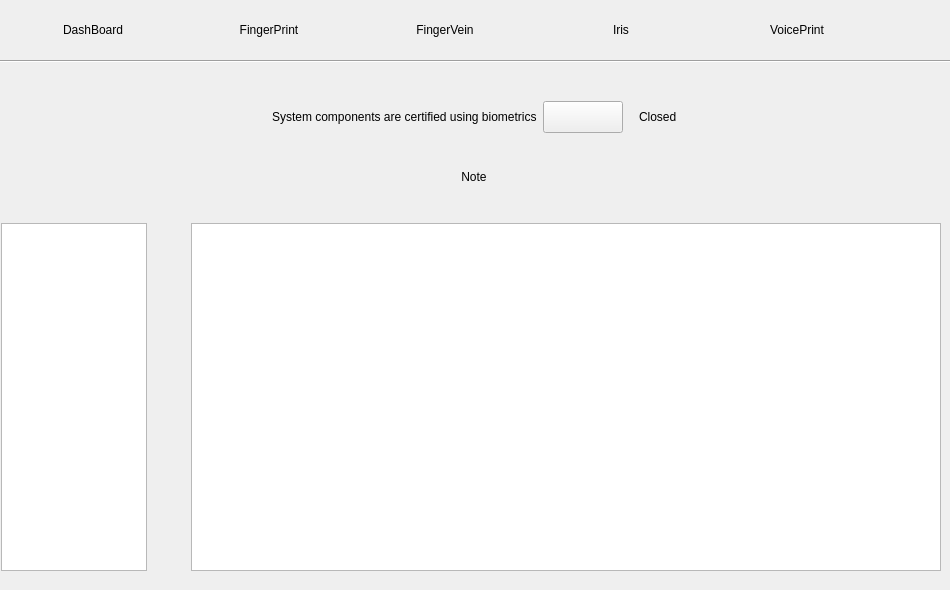
This is src/mainwindow.ui in ukui/ukui-biometric-manager as Qt 5 draws it before an edit. The edited form follows.
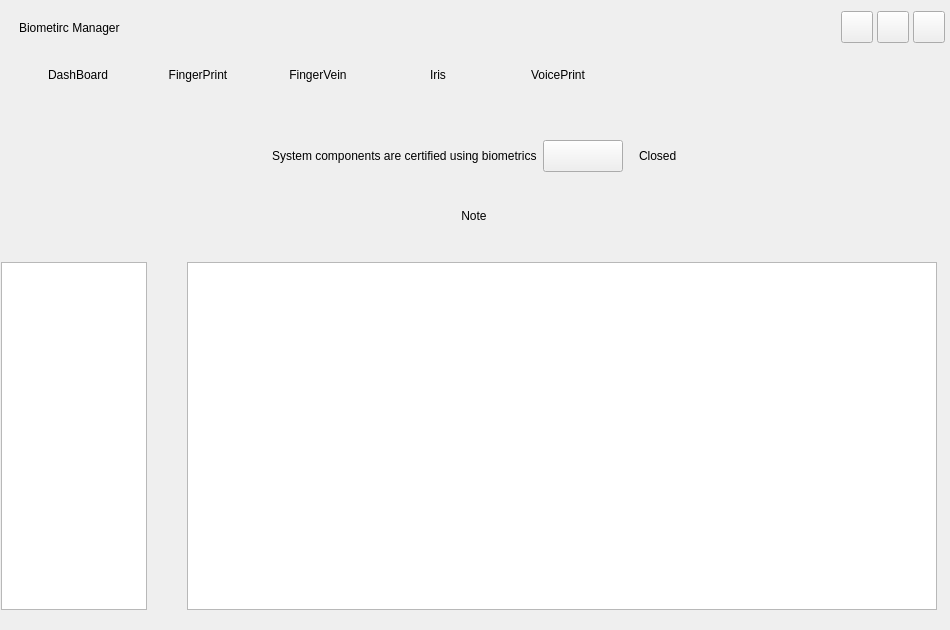
This is the edited form.

Patch:
```diff
--- a/src/mainwindow.ui
+++ b/src/mainwindow.ui
@@ -7,49 +7,179 @@
     <x>0</x>
     <y>0</y>
     <width>950</width>
-    <height>590</height>
+    <height>630</height>
    </rect>
   </property>
   <property name="minimumSize">
    <size>
     <width>950</width>
-    <height>590</height>
+    <height>630</height>
    </size>
   </property>
   <property name="maximumSize">
    <size>
     <width>950</width>
-    <height>590</height>
+    <height>630</height>
    </size>
   </property>
   <property name="windowTitle">
    <string>BiometricManager</string>
   </property>
-  <widget class="QWidget" name="widgetTab" native="true">
+  <widget class="QWidget" name="widgetHeader" native="true">
    <property name="geometry">
     <rect>
      <x>0</x>
      <y>0</y>
      <width>950</width>
-     <height>60</height>
+     <height>50</height>
     </rect>
    </property>
    <property name="styleSheet">
     <string notr="true"/>
    </property>
-   <layout class="QHBoxLayout" name="horizontalLayout_3">
-    <property name="sizeConstraint">
-     <enum>QLayout::SetDefaultConstraint</enum>
+   <layout class="QHBoxLayout" name="horizontalLayout_2">
+    <property name="spacing">
+     <number>4</number>
     </property>
     <property name="leftMargin">
      <number>8</number>
     </property>
+    <property name="topMargin">
+     <number>5</number>
+    </property>
+    <property name="rightMargin">
+     <number>5</number>
+    </property>
+    <item>
+     <widget class="QLabel" name="lblLogo">
+      <property name="text">
+       <string/>
+      </property>
+     </widget>
+    </item>
+    <item>
+     <widget class="QLabel" name="lblTitle">
+      <property name="text">
+       <string>Biometirc Manager</string>
+      </property>
+     </widget>
+    </item>
+    <item>
+     <spacer name="horizontalSpacer">
+      <property name="orientation">
+       <enum>Qt::Horizontal</enum>
+      </property>
+      <property name="sizeHint" stdset="0">
+       <size>
+        <width>40</width>
+        <height>20</height>
+       </size>
+      </property>
+     </spacer>
+    </item>
+    <item>
+     <widget class="QLabel" name="lblAvatar">
+      <property name="text">
+       <string/>
+      </property>
+     </widget>
+    </item>
+    <item>
+     <widget class="QToolButton" name="btnMenu">
+      <property name="minimumSize">
+       <size>
+        <width>32</width>
+        <height>32</height>
+       </size>
+      </property>
+      <property name="maximumSize">
+       <size>
+        <width>32</width>
+        <height>32</height>
+       </size>
+      </property>
+      <property name="styleSheet">
+       <string notr="true"/>
+      </property>
+      <property name="text">
+       <string/>
+      </property>
+     </widget>
+    </item>
+    <item>
+     <widget class="QToolButton" name="btnMin">
+      <property name="minimumSize">
+       <size>
+        <width>32</width>
+        <height>32</height>
+       </size>
+      </property>
+      <property name="maximumSize">
+       <size>
+        <width>32</width>
+        <height>32</height>
+       </size>
+      </property>
+      <property name="styleSheet">
+       <string notr="true"/>
+      </property>
+      <property name="text">
+       <string/>
+      </property>
+     </widget>
+    </item>
+    <item>
+     <widget class="QToolButton" name="btnClose">
+      <property name="minimumSize">
+       <size>
+        <width>32</width>
+        <height>32</height>
+       </size>
+      </property>
+      <property name="maximumSize">
+       <size>
+        <width>32</width>
+        <height>32</height>
+       </size>
+      </property>
+      <property name="styleSheet">
+       <string notr="true"/>
+      </property>
+      <property name="text">
+       <string/>
+      </property>
+     </widget>
+    </item>
+   </layout>
+  </widget>
+  <widget class="QWidget" name="widgetTab" native="true">
+   <property name="geometry">
+    <rect>
+     <x>0</x>
+     <y>50</y>
+     <width>950</width>
+     <height>50</height>
+    </rect>
+   </property>
+   <property name="styleSheet">
+    <string notr="true"/>
+   </property>
+   <layout class="QHBoxLayout" name="horizontalLayout_3">
+    <property name="spacing">
+     <number>20</number>
+    </property>
+    <property name="leftMargin">
+     <number>28</number>
+    </property>
+    <property name="bottomMargin">
+     <number>0</number>
+    </property>
     <item>
      <widget class="QPushButton" name="btnDashBoard">
       <property name="minimumSize">
        <size>
-        <width>170</width>
-        <height>40</height>
+        <width>100</width>
+        <height>42</height>
        </size>
       </property>
       <property name="styleSheet">
@@ -67,8 +197,8 @@
      <widget class="QPushButton" name="btnFingerPrint">
       <property name="minimumSize">
        <size>
-        <width>170</width>
-        <height>40</height>
+        <width>100</width>
+        <height>42</height>
        </size>
       </property>
       <property name="styleSheet">
@@ -86,8 +216,8 @@
      <widget class="QPushButton" name="btnFingerVein">
       <property name="minimumSize">
        <size>
-        <width>170</width>
-        <height>40</height>
+        <width>100</width>
+        <height>42</height>
        </size>
       </property>
       <property name="styleSheet">
@@ -105,8 +235,8 @@
      <widget class="QPushButton" name="btnIris">
       <property name="minimumSize">
        <size>
-        <width>170</width>
-        <height>40</height>
+        <width>100</width>
+        <height>42</height>
        </size>
       </property>
       <property name="styleSheet">
@@ -124,8 +254,8 @@
      <widget class="QPushButton" name="btnVoicePrint">
       <property name="minimumSize">
        <size>
-        <width>170</width>
-        <height>40</height>
+        <width>100</width>
+        <height>42</height>
        </size>
       </property>
       <property name="styleSheet">
@@ -158,7 +288,7 @@
    <property name="geometry">
     <rect>
      <x>1</x>
-     <y>61</y>
+     <y>100</y>
      <width>948</width>
      <height>528</height>
     </rect>
@@ -370,12 +500,6 @@
      </item>
      <item>
       <widget class="QWidget" name="widgetDevices" native="true">
-       <property name="minimumSize">
-        <size>
-         <width>950</width>
-         <height>0</height>
-        </size>
-       </property>
        <layout class="QHBoxLayout" name="horizontalLayout_5">
         <property name="spacing">
          <number>0</number>
@@ -677,19 +801,6 @@
     </layout>
    </widget>
   </widget>
-  <widget class="Line" name="line">
-   <property name="geometry">
-    <rect>
-     <x>0</x>
-     <y>60</y>
-     <width>951</width>
-     <height>2</height>
-    </rect>
-   </property>
-   <property name="orientation">
-    <enum>Qt::Horizontal</enum>
-   </property>
-  </widget>
  </widget>
  <resources/>
  <connections/>
```
